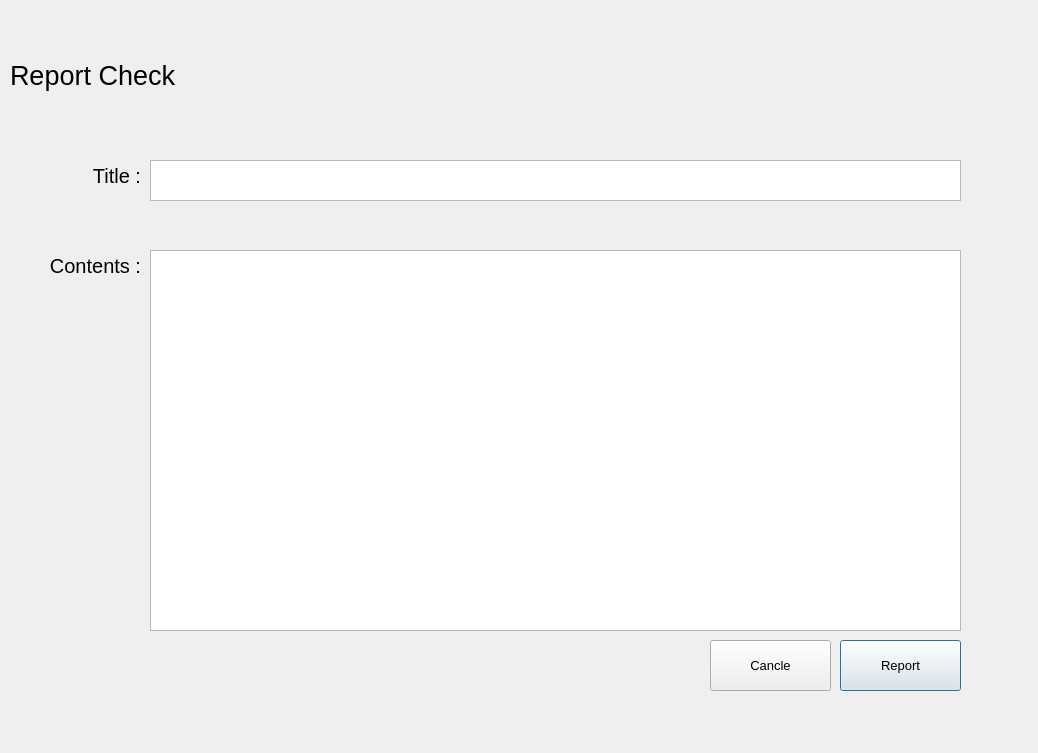
723poil/CIMS_project, file UI/ui_folder/Reportcheck.ui: the form before one commit.
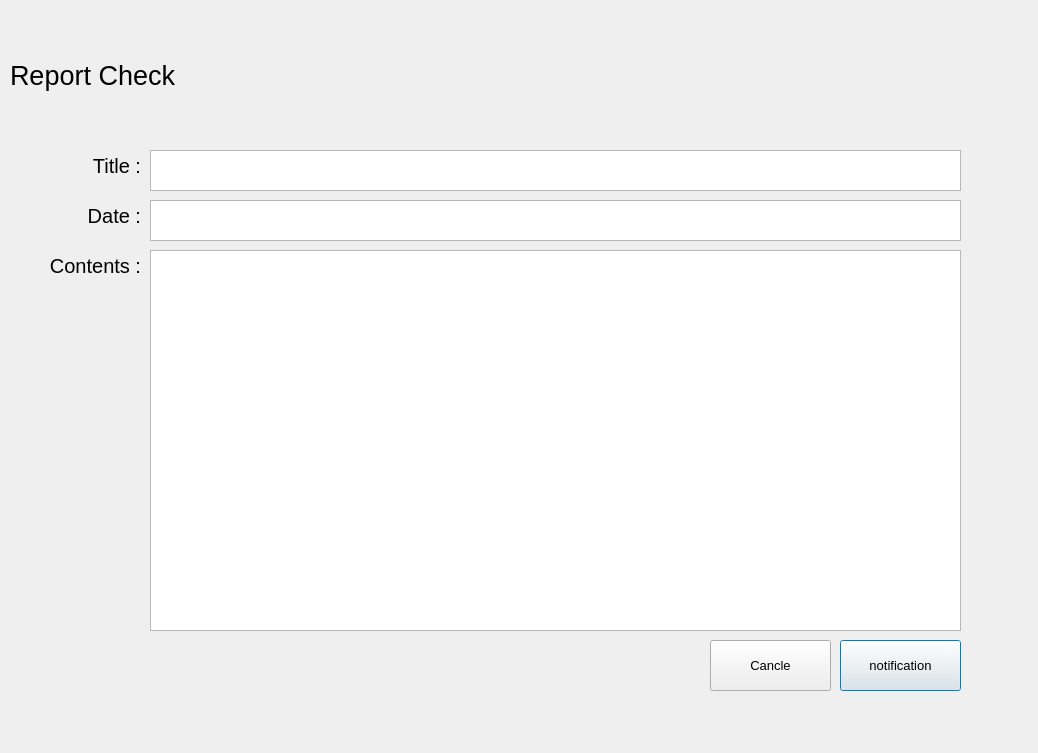
The form after the commit.

The edit to the form file:
```diff
--- a/UI/ui_folder/Reportcheck.ui
+++ b/UI/ui_folder/Reportcheck.ui
@@ -39,7 +39,7 @@
     </font>
    </property>
    <property name="text">
-    <string>Report</string>
+    <string>notification</string>
    </property>
   </widget>
   <widget class="QLabel" name="ReportChechkLabel">
@@ -65,7 +65,7 @@
    <property name="geometry">
     <rect>
      <x>50</x>
-     <y>160</y>
+     <y>150</y>
      <width>91</width>
      <height>31</height>
     </rect>
@@ -128,12 +128,66 @@
    <property name="geometry">
     <rect>
      <x>150</x>
-     <y>160</y>
+     <y>150</y>
      <width>811</width>
      <height>41</height>
     </rect>
    </property>
   </widget>
+  <widget class="QLabel" name="label_3">
+   <property name="geometry">
+    <rect>
+     <x>50</x>
+     <y>200</y>
+     <width>91</width>
+     <height>31</height>
+    </rect>
+   </property>
+   <property name="font">
+    <font>
+     <family>Arial</family>
+     <pointsize>15</pointsize>
+    </font>
+   </property>
+   <property name="text">
+    <string>Date :</string>
+   </property>
+   <property name="alignment">
+    <set>Qt::AlignRight|Qt::AlignTrailing|Qt::AlignVCenter</set>
+   </property>
+  </widget>
+  <widget class="QTextEdit" name="date">
+   <property name="geometry">
+    <rect>
+     <x>150</x>
+     <y>200</y>
+     <width>811</width>
+     <height>41</height>
+    </rect>
+   </property>
+  </widget>
+  <widget class="QLabel" name="userid_label">
+   <property name="geometry">
+    <rect>
+     <x>150</x>
+     <y>100</y>
+     <width>421</width>
+     <height>31</height>
+    </rect>
+   </property>
+   <property name="font">
+    <font>
+     <family>Arial</family>
+     <pointsize>15</pointsize>
+    </font>
+   </property>
+   <property name="text">
+    <string/>
+   </property>
+   <property name="alignment">
+    <set>Qt::AlignRight|Qt::AlignTrailing|Qt::AlignVCenter</set>
+   </property>
+  </widget>
  </widget>
  <resources/>
  <connections/>
```
Left out of the diff: 4 changed lines with no effect on the pictures.
